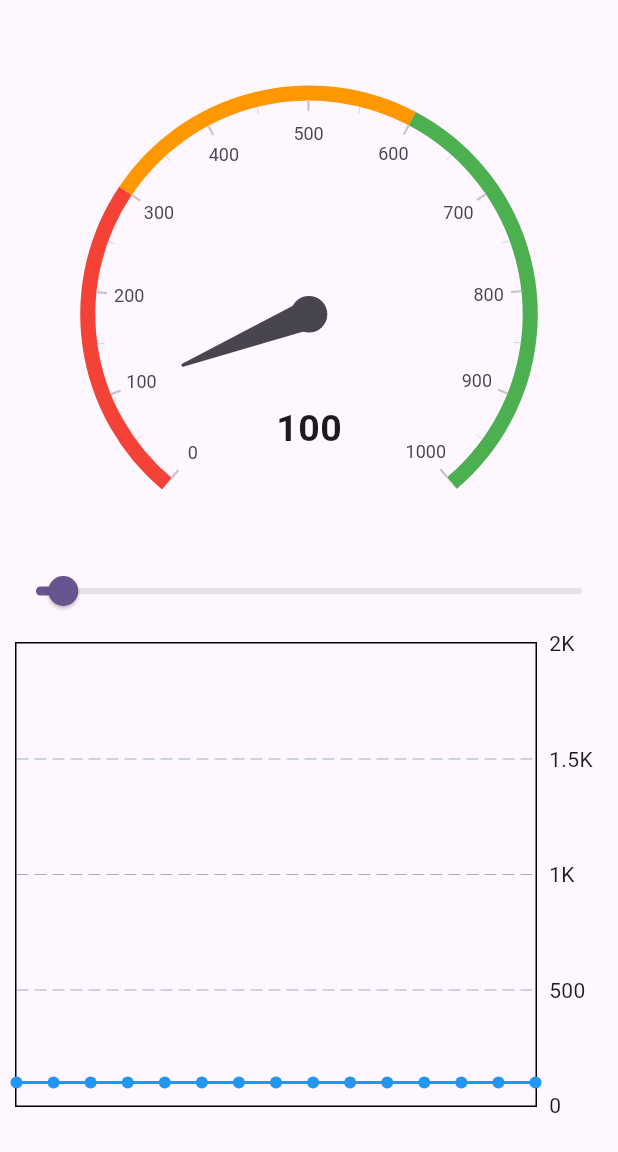
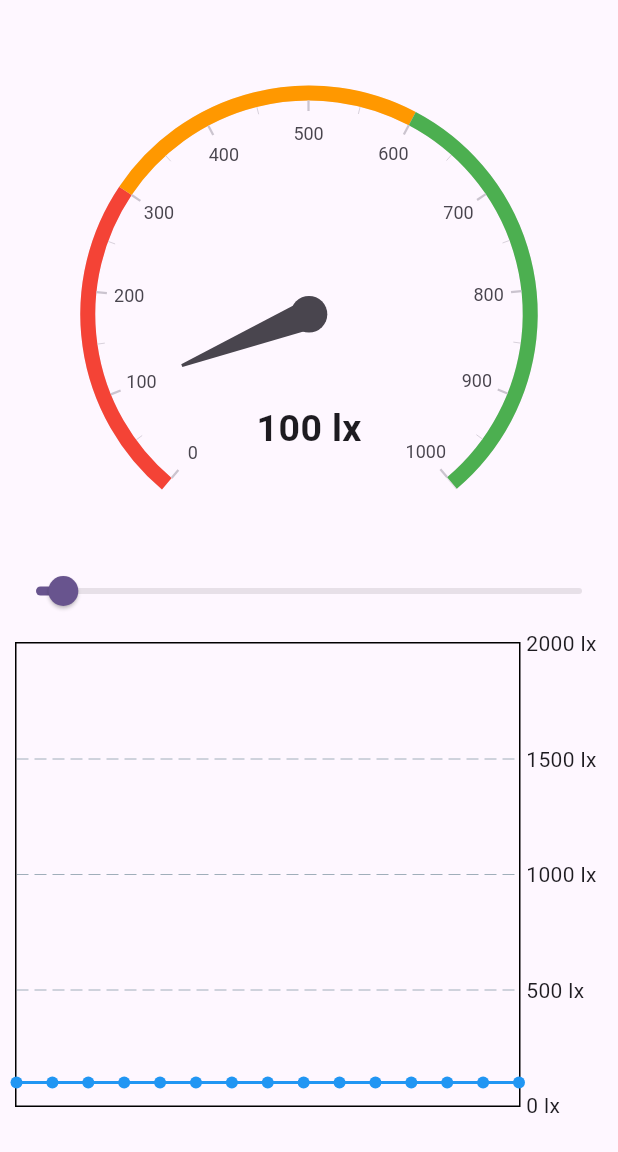
Before and after one commit to fdg2425/fdg_lux_meter, a Flutter app: the screen it shows after launch, on a phone screen of 412 x 824 dp, the part 84-1236 px from its top. Run offline on Flutter 3.47's test engine with Material 3 defaults, Android fonts, the phone set to English and light mode, and no system bars; drawn by our look-alikes of fl_chart, syncfusion_flutter_gauges; missing offline and left inert: light.

Commit message:
show dimension "lx" behind the light values

```diff
--- a/lib/lux_chart.dart
+++ b/lib/lux_chart.dart
@@ -58,17 +58,23 @@ class _LuxChartState extends State<LuxChart> {
                 gridData: const FlGridData(show: true, drawVerticalLine: false),
                 borderData: FlBorderData(show: true),
                 lineBarsData: [luxLine(luxPoints)],
-                titlesData: const FlTitlesData(
+                titlesData: FlTitlesData(
                   show: true,
-                  leftTitles: AxisTitles(
-                    sideTitles: SideTitles(showTitles: false),
+                  rightTitles: AxisTitles(
+                    //axisNameWidget: const Text("lux"),
+                    //axisNameSize: 20,
+                    sideTitles: SideTitles(
+                      showTitles: true,
+                      reservedSize: 55,
+                      //interval: 250,
+                      getTitlesWidget: (value, meta) {
+                        return Text(" ${value.toStringAsFixed(0)} lx");
+                      },
+                    ),
                   ),
-                  topTitles: AxisTitles(
-                    sideTitles: SideTitles(showTitles: false),
-                  ),
-                  bottomTitles: AxisTitles(
-                    sideTitles: SideTitles(showTitles: false),
-                  ),
+                  leftTitles: AxisTitles(sideTitles: SideTitles()),
+                  topTitles: AxisTitles(sideTitles: SideTitles()),
+                  bottomTitles: AxisTitles(sideTitles: SideTitles()),
                 ),
               ),
             ),
--- a/lib/main.dart
+++ b/lib/main.dart
@@ -147,7 +147,7 @@ class MyHomePageState extends State<MyHomePage> {
           annotations: <GaugeAnnotation>[
             GaugeAnnotation(
               widget: Text(
-                luxValue.toStringAsFixed(0),
+                "${luxValue.toStringAsFixed(0)} lx",
                 style: TextStyle(fontSize: 25, fontWeight: FontWeight.bold),
               ),
               angle: 90,
```
